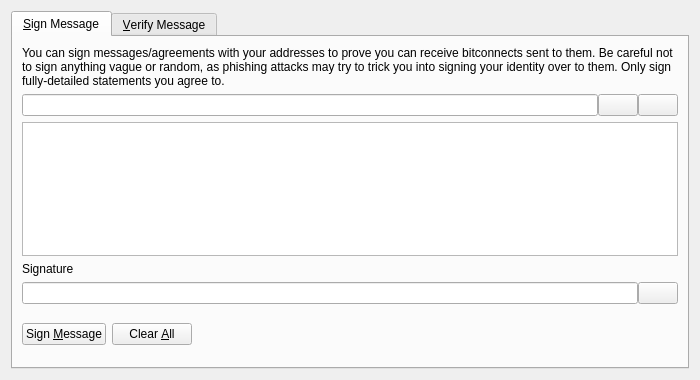
Qt form src/qt/forms/signverifymessagedialog.ui (cryptoinhero/bitconnect) before a commit.
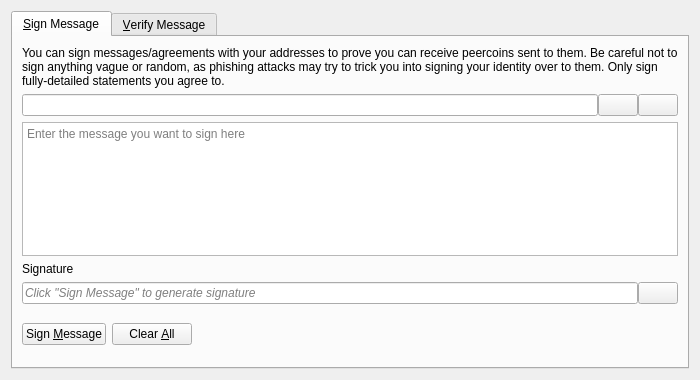
The same form after that commit. Icons and pictures are not drawn. Custom widgets are drawn as their Qt base class.

Commit message: update codebase with peercoin0.10

Diff of the .ui file:
```diff
--- a/src/qt/forms/signverifymessagedialog.ui
+++ b/src/qt/forms/signverifymessagedialog.ui
@@ -30,7 +30,7 @@
        <item>
         <widget class="QLabel" name="infoLabel_SM">
          <property name="text">
-          <string>You can sign messages/agreements with your addresses to prove you can receive bitconnects sent to them. Be careful not to sign anything vague or random, as phishing attacks may try to trick you into signing your identity over to them. Only sign fully-detailed statements you agree to.</string>
+          <string>You can sign messages/agreements with your addresses to prove you can receive peercoins sent to them. Be careful not to sign anything vague or random, as phishing attacks may try to trick you into signing your identity over to them. Only sign fully-detailed statements you agree to.</string>
          </property>
          <property name="textFormat">
           <enum>Qt::PlainText</enum>
@@ -99,6 +99,9 @@
          <property name="toolTip">
           <string>Enter the message you want to sign here</string>
          </property>
+         <property name="placeholderText">
+          <string>Enter the message you want to sign here</string>
+         </property>
         </widget>
        </item>
        <item>
@@ -118,6 +121,9 @@
          </property>
          <item>
           <widget class="QLineEdit" name="signatureOut_SM">
+           <property name="placeholderText">
+            <string>Click "Sign Message" to generate signature</string>
+           </property>
            <property name="font">
             <font>
              <italic>true</italic>
```
Left out of the diff: 26 changed lines with no effect on the pictures. The commit also changes 1796 other files.
